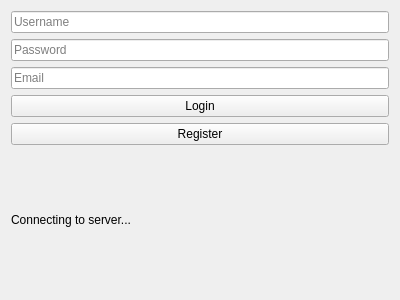
Before: the Qt Designer form src/ui/LoginWindow.ui in piotrek-pl/JupiterClient-SAN, drawn with Qt 5.
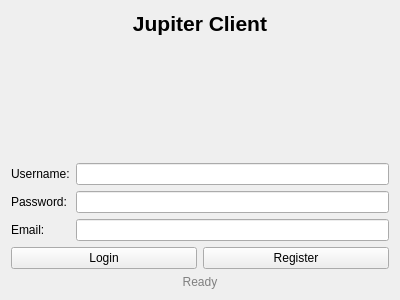
After: the same form once the commit is applied.

Commit message: Login page improved

```diff
--- a/src/ui/LoginWindow.ui
+++ b/src/ui/LoginWindow.ui
@@ -10,34 +10,89 @@
     <height>300</height>
    </rect>
   </property>
+  <property name="minimumSize">
+   <size>
+    <width>400</width>
+    <height>300</height>
+   </size>
+  </property>
   <property name="windowTitle">
    <string>Login</string>
   </property>
   <layout class="QVBoxLayout" name="verticalLayout">
    <item>
+    <widget class="QLabel" name="titleLabel">
+     <property name="font">
+      <font>
+       <pointsize>16</pointsize>
+       <bold>true</bold>
+      </font>
+     </property>
+     <property name="text">
+      <string>Jupiter Client</string>
+     </property>
+     <property name="alignment">
+      <set>Qt::AlignCenter</set>
+     </property>
+    </widget>
+   </item>
+   <item>
+    <spacer name="verticalSpacer">
+     <property name="orientation">
+      <enum>Qt::Vertical</enum>
+     </property>
+     <property name="sizeHint" stdset="0">
+      <size>
+       <width>20</width>
+       <height>40</height>
+      </size>
+     </property>
+    </spacer>
+   </item>
+   <item>
+    <layout class="QFormLayout" name="formLayout">
+     <item row="0" column="0">
+      <widget class="QLabel" name="usernameLabel">
+       <property name="text">
+        <string>Username:</string>
+       </property>
+      </widget>
+     </item>
+     <item row="0" column="1">
     <widget class="QLineEdit" name="usernameLineEdit">
-     <property name="placeholderText">
-      <string>Username</string>
+       <property name="maxLength">
+        <number>32</number>
      </property>
     </widget>
    </item>
-   <item>
+     <item row="1" column="0">
+      <widget class="QLabel" name="passwordLabel">
+       <property name="text">
+        <string>Password:</string>
+       </property>
+      </widget>
+     </item>
+     <item row="1" column="1">
     <widget class="QLineEdit" name="passwordLineEdit">
-     <property name="placeholderText">
-      <string>Password</string>
-     </property>
      <property name="echoMode">
       <enum>QLineEdit::Password</enum>
      </property>
     </widget>
    </item>
-   <item>
-    <widget class="QLineEdit" name="emailLineEdit">
-     <property name="placeholderText">
-      <string>Email</string>
+     <item row="2" column="0">
+      <widget class="QLabel" name="emailLabel">
+       <property name="text">
+        <string>Email:</string>
      </property>
     </widget>
    </item>
+     <item row="2" column="1">
+      <widget class="QLineEdit" name="emailLineEdit"/>
+     </item>
+    </layout>
+   </item>
+   <item>
+    <layout class="QHBoxLayout" name="horizontalLayout">
    <item>
     <widget class="QPushButton" name="loginButton">
      <property name="text">
@@ -52,10 +107,18 @@
      </property>
     </widget>
    </item>
+    </layout>
+   </item>
    <item>
     <widget class="QLabel" name="statusLabel">
+     <property name="styleSheet">
+      <string notr="true">color: rgb(128, 128, 128);</string>
+     </property>
      <property name="text">
-      <string>Connecting to server...</string>
+      <string>Ready</string>
+     </property>
+     <property name="alignment">
+      <set>Qt::AlignCenter</set>
      </property>
     </widget>
    </item>
```
Left out of the diff: 2 changed lines with no effect on the pictures. Lines whose indentation alone changed are shown as unchanged. The commit also changes 114 other files.
